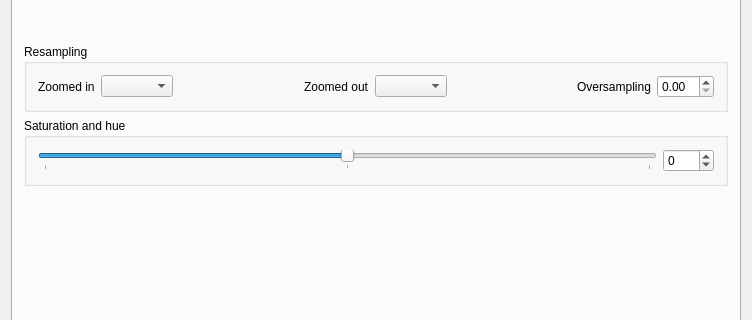
This is src/ui/qgsrasterlayerpropertiesbase.ui in carsmie/QGIS as Qt 5 draws it before an edit; both pictures show x 0 to 752 and y 188 to 508 of the 752 by 599 pixel window. The edited form follows.
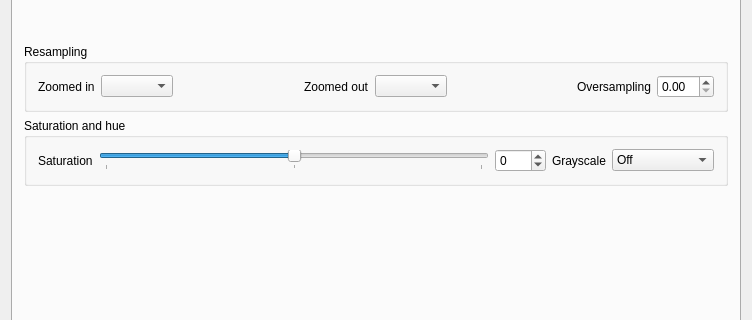
This is the edited form. The open tabs and pages were chosen to show the change. Icons and pictures are not drawn. Custom widgets are drawn as their Qt base class.

Commit message: [FEATURE] Option to convert a raster to grayscale with choice of desaturation mode (lightness, luminosity, average) (fix #5837)

```diff
--- a/src/ui/qgsrasterlayerpropertiesbase.ui
+++ b/src/ui/qgsrasterlayerpropertiesbase.ui
@@ -263,7 +263,7 @@
           <bool>true</bool>
          </property>
          <layout class="QGridLayout" name="_7">
-          <item row="0" column="0">
+          <item row="0" column="1">
            <widget class="QSlider" name="sliderSaturation">
             <property name="sizePolicy">
              <sizepolicy hsizetype="Expanding" vsizetype="Fixed">
@@ -288,7 +288,7 @@
             </property>
            </widget>
           </item>
-          <item row="0" column="1">
+          <item row="0" column="2">
            <widget class="QSpinBox" name="spinBoxSaturation">
             <property name="minimum">
              <number>-100</number>
@@ -304,6 +304,44 @@
             </property>
            </widget>
           </item>
+          <item row="0" column="0">
+           <widget class="QLabel" name="labelSaturation">
+            <property name="text">
+             <string>Saturation</string>
+            </property>
+           </widget>
+          </item>
+          <item row="0" column="4">
+           <widget class="QLabel" name="labelGrayscale">
+            <property name="text">
+             <string>Grayscale</string>
+            </property>
+           </widget>
+          </item>
+          <item row="0" column="5">
+           <widget class="QComboBox" name="comboGrayscale">
+            <item>
+             <property name="text">
+              <string>Off</string>
+             </property>
+            </item>
+            <item>
+             <property name="text">
+              <string>By lightness</string>
+             </property>
+            </item>
+            <item>
+             <property name="text">
+              <string>By luminosity</string>
+             </property>
+            </item>
+            <item>
+             <property name="text">
+              <string>By average</string>
+             </property>
+            </item>
+           </widget>
+          </item>
          </layout>
         </widget>
        </item>
```
The commit also changes 4 other files.
